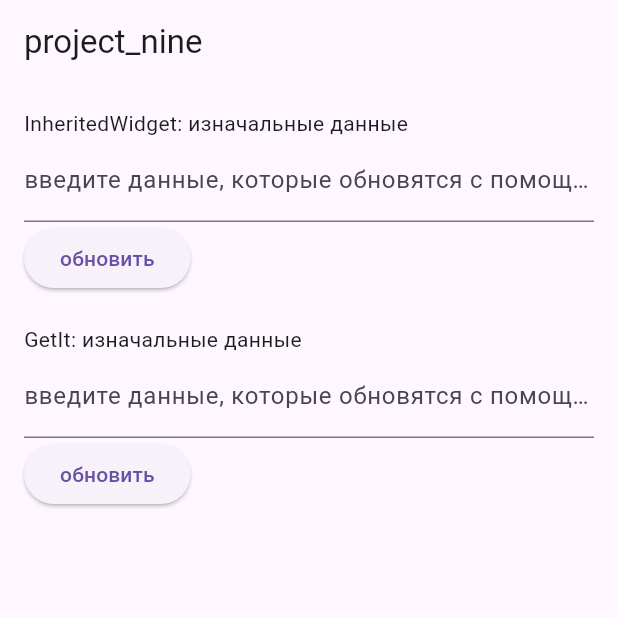
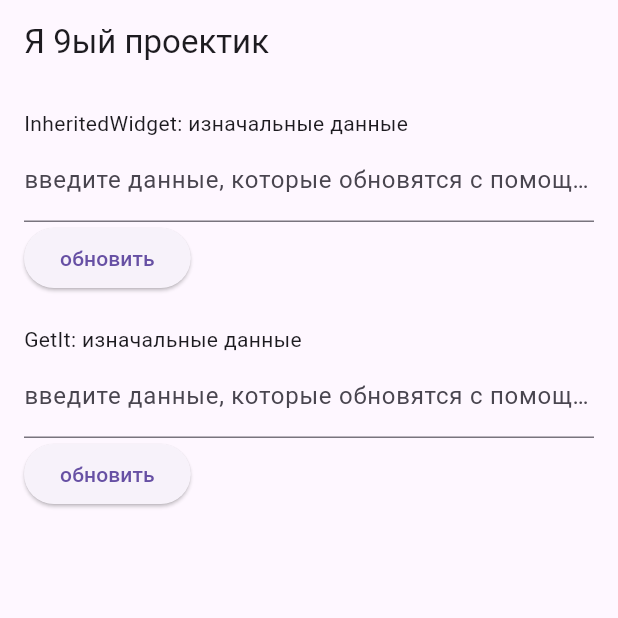
Before and after one commit to QXZWY/prak9, a Flutter app: the screen it shows after launch, on a phone screen of 412 x 824 dp, the top half of it. Run offline on Flutter 3.47's test engine with Material 3 defaults, Android fonts, the phone set to English and light mode, and no system bars; our stand-ins replace get_it.

Commit message:
Update main.dart

```diff
--- a/lib/main.dart
+++ b/lib/main.dart
@@ -50,7 +50,7 @@ class _HomeScreenState extends State<HomeScreen> {
     final getItService = getIt<AppService>();
 
     return Scaffold(
-      appBar: AppBar(title: const Text("project_nine")),
+      appBar: AppBar(title: const Text("Я 9ый проектик")),
       body: Padding(
         padding: const EdgeInsets.all(16.0),
         child: Column(
```
